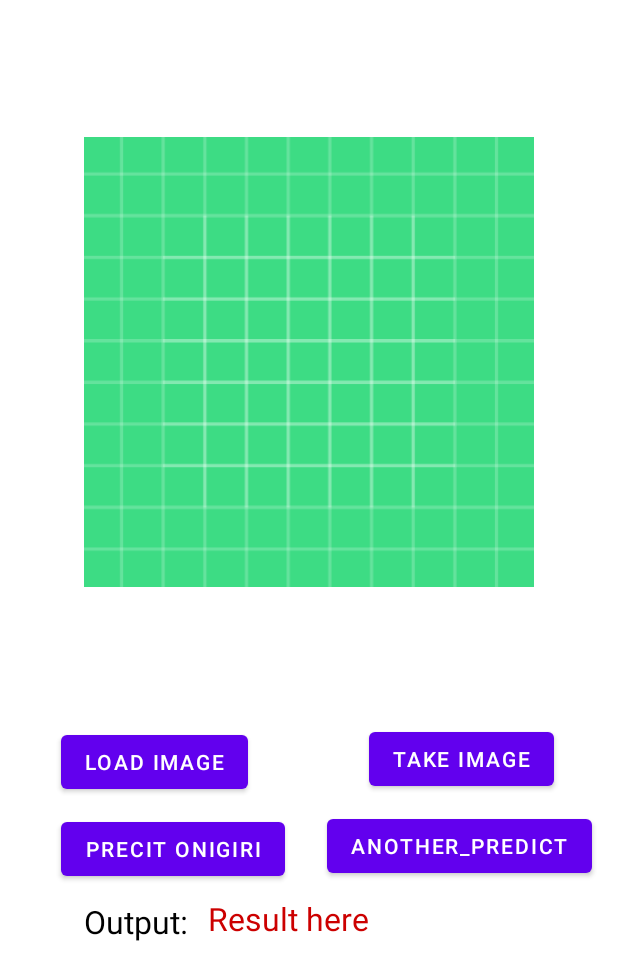
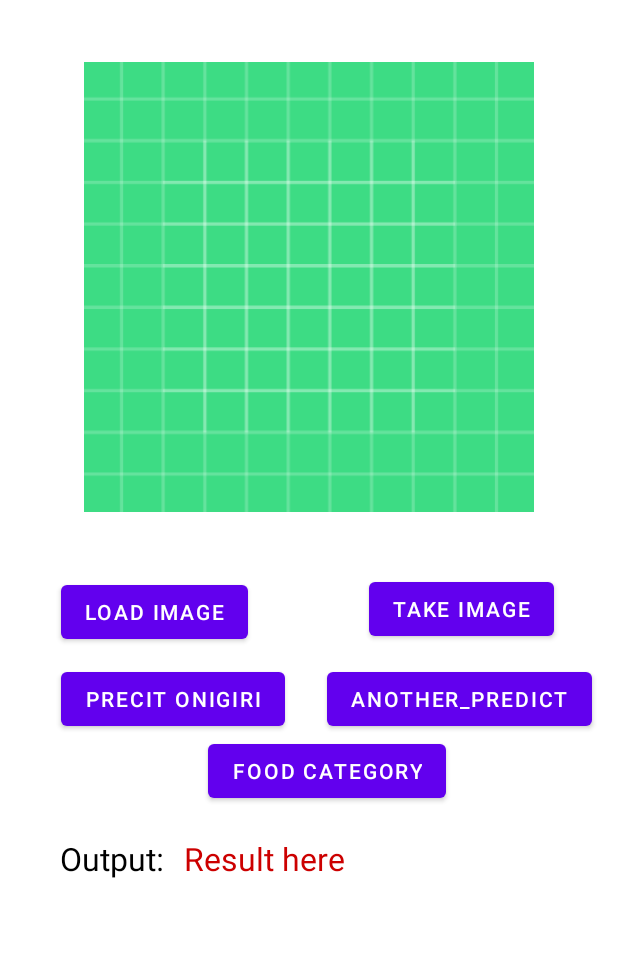
Before and after one commit to alpian-12/capstone-model, an Android app: the layout activity_main.xml on its own in the app's theme, with its tools: preview values and no code run, on a phone screen of 412 x 824 dp. Shown: the top 980 px of the screen. Run offline under Robolectric (Android 15) with nearby library versions, the phone set to English and light mode, and no system bars.

Commit message:
pembanding predict

```diff
--- a/app/src/main/res/layout/activity_main.xml
+++ b/app/src/main/res/layout/activity_main.xml
@@ -19,7 +19,7 @@
     <ImageView
         android:id="@+id/imageView"
         android:layout_width="300dp"
-        android:layout_height="450dp"
+        android:layout_height="350dp"
         android:layout_marginTop="16dp"
         android:src="@drawable/ic_launcher_background"
         app:layout_constraintEnd_toEndOf="parent"
@@ -54,25 +54,34 @@
         android:id="@+id/another_predict"
         android:layout_width="wrap_content"
         android:layout_height="wrap_content"
-        android:layout_marginTop="10dp"
+        android:layout_marginTop="12dp"
         android:text="another_predict"
         app:layout_constraintEnd_toEndOf="parent"
         app:layout_constraintHorizontal_bias="0.407"
         app:layout_constraintStart_toStartOf="@id/guideline2"
         app:layout_constraintTop_toBottomOf="@+id/btn_capture_image" />
 
+    <Button
+        android:id="@+id/another_predict_food"
+        android:layout_width="wrap_content"
+        android:layout_height="wrap_content"
+        android:text="food category"
+        app:layout_constraintEnd_toEndOf="@+id/another_predict"
+        app:layout_constraintStart_toStartOf="@+id/predict_onigiri"
+        app:layout_constraintTop_toBottomOf="@+id/predict_onigiri" />
+
+
     <TextView
         android:id="@+id/textview"
         android:layout_width="wrap_content"
         android:layout_height="wrap_content"
-        android:layout_marginStart="56dp"
-        android:layout_marginTop="10dp"
+        android:layout_marginStart="40dp"
+        android:layout_marginTop="20dp"
         android:text="Output: "
         android:textColor="@android:color/black"
         android:textSize="21sp"
         app:layout_constraintStart_toStartOf="parent"
-        app:layout_constraintTop_toBottomOf="@+id/predict_onigiri" />
-
+        app:layout_constraintTop_toBottomOf="@+id/another_predict_food" />
 
     <TextView
         android:id="@+id/tv_output"
@@ -80,12 +89,12 @@
         android:layout_height="wrap_content"
 
         android:layout_marginStart="8dp"
-        android:layout_marginTop="10dp"
+        android:layout_marginTop="20dp"
         android:text="Result here"
         android:textColor="@android:color/holo_red_dark"
         android:textSize="21sp"
         app:layout_constraintStart_toEndOf="@id/textview"
-        app:layout_constraintTop_toBottomOf="@+id/another_predict" />
+        app:layout_constraintTop_toBottomOf="@+id/another_predict_food" />
 
     <androidx.constraintlayout.widget.Guideline
         android:id="@+id/guideline2"
```
Also changed, not shown: app/src/main/java/com/example/testingfiturecapstone/MainActivity.kt (+30 -1 lines), 1 other file.
